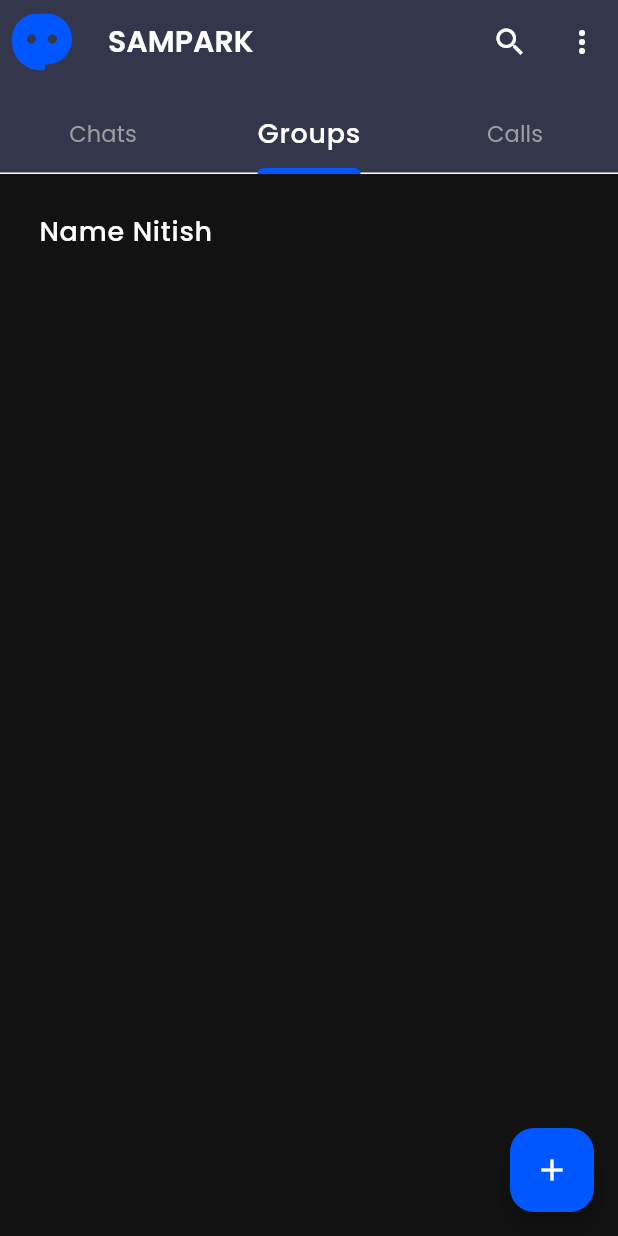
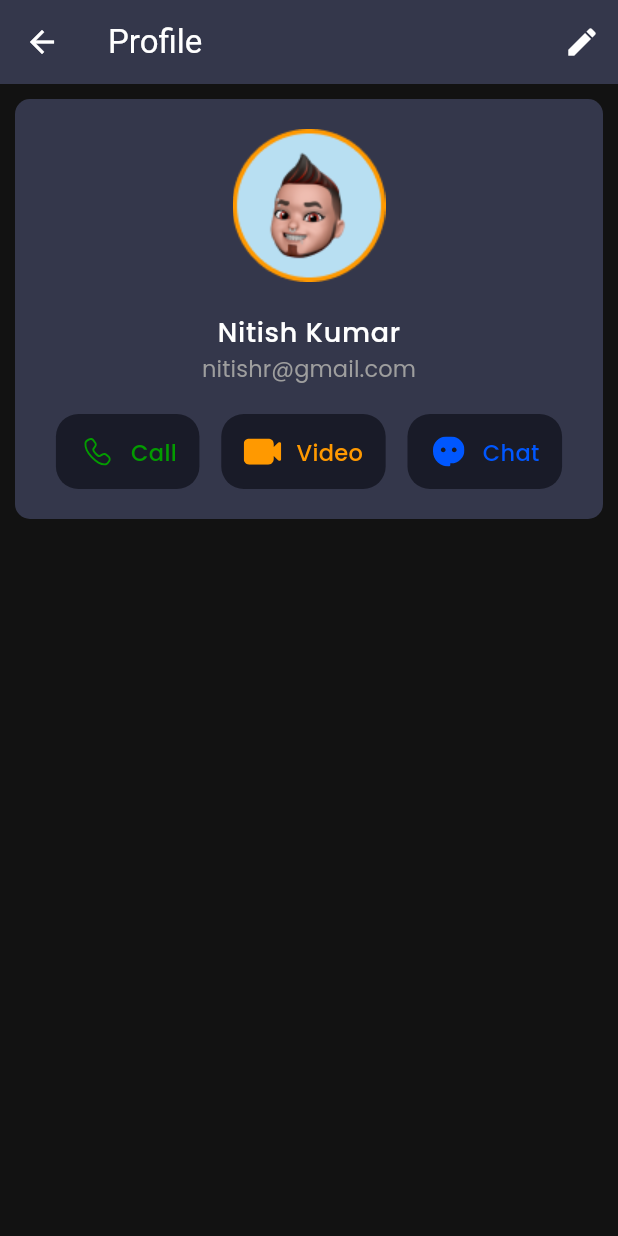
Before and after one commit to abhisinghcpr/Sampark_App_Chat_app_in_Flutter, a Flutter app: the HomePage screen opened by its route, tab 2 chosen, after a tap on the "more vert" icon, on a phone screen of 412 x 824 dp. Run offline on Flutter 3.47's test engine with Material 3 defaults, Android fonts, the phone set to English and light mode, and no system bars; our stand-ins replace firebase_auth, firebase_core, flutter_svg, get, slide_to_act; accounts and stored records are empty; network calls fail.

Commit message:
Profile Page Completed

```diff
--- a/lib/Config/Images.dart
+++ b/lib/Config/Images.dart
@@ -16,5 +16,11 @@ class AssetsImage {
   static const chatGallarySvg = "$iconsPath/gallary.svg";
   static const chatMicSvg = "$iconsPath/mic.svg";
 
+
+
+  static const profileVideoCall = "$iconsPath/videoCall.svg";
+  static const profileAudioCall = "$iconsPath/call.svg";
+
+
   //
 }
--- a/lib/Config/PagePath.dart
+++ b/lib/Config/PagePath.dart
@@ -2,6 +2,7 @@ import 'package:get/get.dart';
 import 'package:sampark/Pages/Auth/AuthPage.dart';
 import 'package:sampark/Pages/Chat/ChatPage.dart';
 import 'package:sampark/Pages/Home/HomePage.dart';
+import 'package:sampark/Pages/Profile/ProfilePage.dart';
 
 var pagePath = [
   GetPage(
@@ -19,4 +20,9 @@ var pagePath = [
     page: () => ChatPage(),
     transition: Transition.rightToLeft,
   ),
+  GetPage(
+    name: "/profilePage",
+    page: () => ProfilePage(),
+    transition: Transition.rightToLeft,
+  ),
 ];
--- a/lib/Controller/AuthController.dart
+++ b/lib/Controller/AuthController.dart
@@ -1,5 +1,4 @@
 import 'package:firebase_auth/firebase_auth.dart';
-import 'package:flutter/material.dart';
 import 'package:get/get.dart';
 
 class AuthController extends GetxController {
--- /dev/null
+++ b/lib/Controller/SplaceController.dart
@@ -0,0 +1,24 @@
+import 'package:firebase_auth/firebase_auth.dart';
+import 'package:get/get.dart';
+
+class SplaceController extends GetxController {
+  final auth = FirebaseAuth.instance;
+
+  void onInit() {
+    super.onInit();
+    splaceHandle();
+  }
+
+  void splaceHandle() async {
+    await Future.delayed(
+      Duration(seconds: 3),
+    );
+    if (auth.currentUser == null) {
+      Get.offAllNamed("/authPage");
+    } else {
+      Get.offAllNamed("/homePage");
+      print(auth.currentUser!.email);
+    }
+    print("hello");
+  }
+}
--- a/lib/Pages/Home/HomePage.dart
+++ b/lib/Pages/Home/HomePage.dart
@@ -1,5 +1,6 @@
 import 'package:flutter/material.dart';
 import 'package:flutter_svg/svg.dart';
+import 'package:get/get.dart';
 import 'package:sampark/Config/Images.dart';
 import 'package:sampark/Pages/Home/Widget/ChatsList.dart';
 import 'package:sampark/Pages/Home/Widget/TabBar.dart';
@@ -38,7 +39,9 @@ class _HomePageState extends State<HomePage> with TickerProviderStateMixin {
             ),
           ),
           IconButton(
-            onPressed: () {},
+            onPressed: () {
+              Get.toNamed("/profilePage");
+            },
             icon: Icon(
               Icons.more_vert,
             ),
--- /dev/null
+++ b/lib/Pages/Profile/ProfilePage.dart
@@ -0,0 +1,33 @@
+import 'package:flutter/material.dart';
+import 'package:flutter_svg/svg.dart';
+import 'package:sampark/Config/Images.dart';
+import 'package:sampark/Pages/Profile/Widgets/UserInfo.dart';
+
+class ProfilePage extends StatelessWidget {
+  const ProfilePage({super.key});
+
+  @override
+  Widget build(BuildContext context) {
+    return Scaffold(
+      appBar: AppBar(
+        title: Text("Profile"),
+        actions: [
+          IconButton(
+            onPressed: () {},
+            icon: Icon(
+              Icons.edit,
+            ),
+          )
+        ],
+      ),
+      body: const Padding(
+        padding: const EdgeInsets.all(10),
+        child: Column(
+          children: [
+            LoginUserInfo(),
+          ],
+        ),
+      ),
+    );
+  }
+}
--- /dev/null
+++ b/lib/Pages/Profile/Widgets/UserInfo.dart
@@ -0,0 +1,127 @@
+import 'package:flutter/material.dart';
+import 'package:flutter_svg/flutter_svg.dart';
+
+import '../../../Config/Images.dart';
+
+class LoginUserInfo extends StatelessWidget {
+  const LoginUserInfo({super.key});
+
+  @override
+  Widget build(BuildContext context) {
+    return Container(
+      padding: EdgeInsets.all(20),
+      // height: 100,
+      decoration: BoxDecoration(
+        borderRadius: BorderRadius.circular(10),
+        color: Theme.of(context).colorScheme.primaryContainer,
+      ),
+      child: Row(
+        children: [
+          Expanded(
+            child: Column(
+              children: [
+                Row(
+                  mainAxisAlignment: MainAxisAlignment.center,
+                  children: [
+                    Image.asset(
+                      AssetsImage.boyPic,
+                    ),
+                  ],
+                ),
+                SizedBox(height: 20),
+                Row(
+                  mainAxisAlignment: MainAxisAlignment.center,
+                  children: [
+                    Text(
+                      "Nitish Kumar",
+                      style: Theme.of(context).textTheme.bodyLarge,
+                    ),
+                  ],
+                ),
+                Row(
+                  mainAxisAlignment: MainAxisAlignment.center,
+                  children: [
+                    Text(
+                      "nitishr@gmail.com",
+                      style: Theme.of(context).textTheme.labelLarge,
+                    ),
+                  ],
+                ),
+                SizedBox(height: 20),
+                Row(
+                  mainAxisAlignment: MainAxisAlignment.spaceAround,
+                  children: [
+                    Container(
+                      height: 50,
+                      padding: EdgeInsets.all(15),
+                      decoration: BoxDecoration(
+                        borderRadius: BorderRadius.circular(15),
+                        color: Theme.of(context).colorScheme.background,
+                      ),
+                      child: Row(children: [
+                        SvgPicture.asset(
+                          AssetsImage.profileAudioCall,
+                          width: 25,
+                        ),
+                        SizedBox(width: 10),
+                        Text(
+                          "Call",
+                          style: TextStyle(
+                            color: Color(0xff039C00),
+                          ),
+                        )
+                      ]),
+                    ),
+                    Container(
+                      height: 50,
+                      padding: EdgeInsets.all(15),
+                      decoration: BoxDecoration(
+                        borderRadius: BorderRadius.circular(15),
+                        color: Theme.of(context).colorScheme.background,
+                      ),
+                      child: Row(children: [
+                        SvgPicture.asset(
+                          AssetsImage.profileVideoCall,
+                          width: 25,
+                          color: Color(0xffFF9900),
+                        ),
+                        SizedBox(width: 10),
+                        Text(
+                          "Video",
+                          style: TextStyle(
+                            color: Color(0xffFF9900),
+                          ),
+                        )
+                      ]),
+                    ),
+                    Container(
+                      height: 50,
+                      padding: EdgeInsets.all(15),
+                      decoration: BoxDecoration(
+                        borderRadius: BorderRadius.circular(15),
+                        color: Theme.of(context).colorScheme.background,
+                      ),
+                      child: Row(children: [
+                        SvgPicture.asset(
+                          AssetsImage.appIconSVG,
+                          width: 25,
+                        ),
+                        SizedBox(width: 10),
+                        Text(
+                          "Chat",
+                          style: TextStyle(
+                            color: Color(0xff0057FF),
+                          ),
+                        )
+                      ]),
+                    )
+                  ],
+                )
+              ],
+            ),
+          )
+        ],
+      ),
+    );
+  }
+}
--- a/lib/Pages/SplacePage/SplacePage.dart
+++ b/lib/Pages/SplacePage/SplacePage.dart
@@ -1,19 +1,20 @@
 import 'package:flutter/material.dart';
+import 'package:flutter_svg/svg.dart';
+import 'package:get/get.dart';
+import 'package:sampark/Config/Images.dart';
+import 'package:sampark/Controller/SplaceController.dart';
 
 class SplacePage extends StatelessWidget {
   const SplacePage({super.key});
 
   @override
   Widget build(BuildContext context) {
+    SplaceController splaceController = Get.put(SplaceController());
     return Scaffold(
-      appBar: AppBar(
-        title: Text(
-          "SPLACE SCREEN",
-          style: Theme.of(context).textTheme.headlineSmall,
+      body: Center(
+        child: SvgPicture.asset(
+          AssetsImage.appIconSVG,
         ),
-      ),
-      body: Column(
-        children: [],
       ),
     );
   }
--- a/lib/main.dart
+++ b/lib/main.dart
@@ -5,6 +5,7 @@ import 'package:sampark/Config/PagePath.dart';
 import 'package:sampark/Config/Themes.dart';
 import 'package:sampark/Pages/Auth/AuthPage.dart';
 import 'package:sampark/Pages/Home/HomePage.dart';
+import 'package:sampark/Pages/SplacePage/SplacePage.dart';
 import 'package:sampark/firebase_options.dart';
 
 void main() async {
@@ -28,7 +29,7 @@ class MyApp extends StatelessWidget {
       getPages: pagePath,
       darkTheme: darkTheme,
       themeMode: ThemeMode.dark,
-      home: AuthPage(),
+      home: const SplacePage(),
     );
   }
 }
```
Also changed, not shown: assets/Icons/addUser.svg (added), assets/Icons/call.svg (added), assets/Icons/delete.svg (added), assets/Icons/info.svg (added), assets/Icons/mute.svg (added), assets/Icons/security.svg (added), assets/Icons/speaker.svg (added), assets/Icons/videoCall.svg (added).
